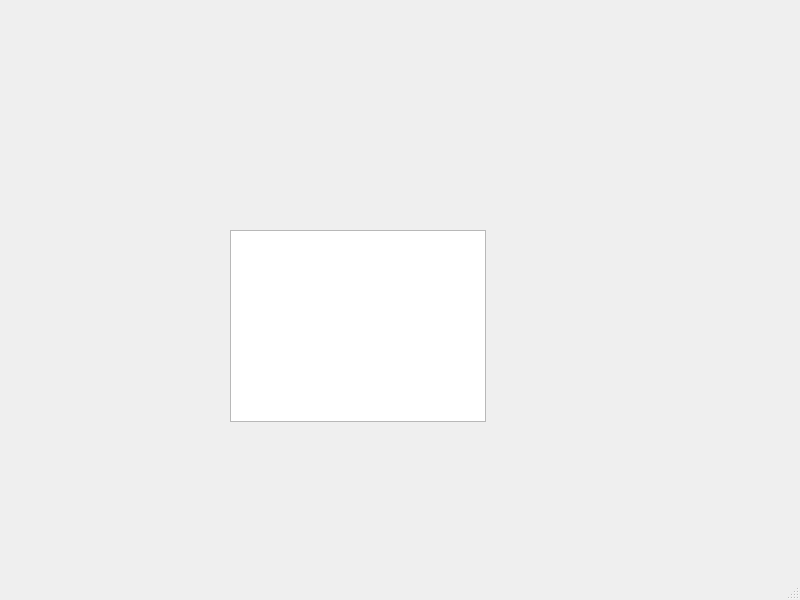
Before: the Qt Designer form designer_windows/spacecraftdesigner.ui in QuakeIV/pax-interitus, drawn with Qt 5.
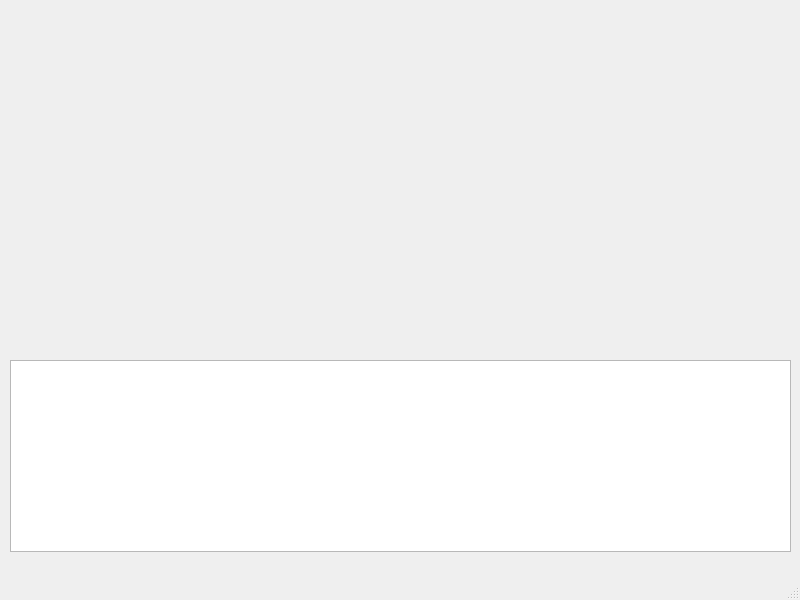
After: the same form once the commit is applied.

```diff
--- a/designer_windows/spacecraftdesigner.ui
+++ b/designer_windows/spacecraftdesigner.ui
@@ -17,9 +17,9 @@
    <widget class="QTreeView" name="circuitview">
     <property name="geometry">
      <rect>
-      <x>230</x>
-      <y>230</y>
-      <width>256</width>
+      <x>10</x>
+      <y>360</y>
+      <width>781</width>
       <height>192</height>
      </rect>
     </property>
```
